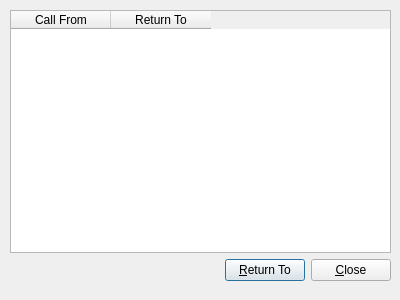
First picture: the form in plugins/Backtrace/DialogBacktrace.ui, repository eteran/edb-debugger, before the edit.
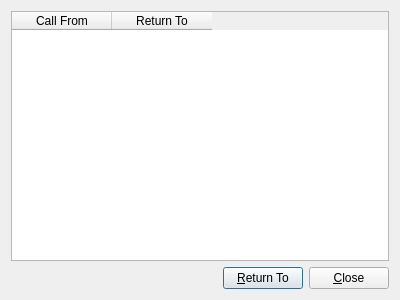
Second picture: the form after the edit.

Commit message: More robustness for the Return To button. The dialog layout now works better with resizing.

What changed in the file:
```diff
--- a/plugins/Backtrace/DialogBacktrace.ui
+++ b/plugins/Backtrace/DialogBacktrace.ui
@@ -13,21 +13,26 @@
   <property name="windowTitle">
    <string>Call Stack</string>
   </property>
-  <widget class="QWidget" name="gridLayoutWidget">
-   <property name="geometry">
-    <rect>
-     <x>10</x>
-     <y>10</y>
-     <width>381</width>
-     <height>271</height>
-    </rect>
-   </property>
-   <layout class="QGridLayout" name="gridLayout_2">
+  <layout class="QGridLayout" name="gridLayout">
+   <item row="0" column="0">
+    <widget class="QTableWidget" name="tableWidgetCallStack">
+     <column>
+      <property name="text">
+       <string>Call From</string>
+      </property>
+     </column>
+     <column>
+      <property name="text">
+       <string>Return To</string>
+      </property>
+     </column>
+    </widget>
+   </item>
+   <item row="1" column="0">
+    <layout class="QHBoxLayout" name="horizontalLayout">
     <property name="sizeConstraint">
      <enum>QLayout::SetMaximumSize</enum>
     </property>
-    <item row="1" column="0">
-     <layout class="QHBoxLayout" name="horizontalLayout_2">
       <item>
        <spacer name="horizontalSpacer">
         <property name="orientation">
@@ -57,22 +62,7 @@
       </item>
      </layout>
     </item>
-    <item row="0" column="0">
-     <widget class="QTableWidget" name="tableWidgetCallStack">
-      <column>
-       <property name="text">
-        <string>Call From</string>
-       </property>
-      </column>
-      <column>
-       <property name="text">
-        <string>Return To</string>
-       </property>
-      </column>
-     </widget>
-    </item>
-   </layout>
-  </widget>
+  </layout>
  </widget>
  <resources/>
  <connections/>
```
Lines whose indentation alone changed are shown as unchanged. The commit also changes 1 other file.
